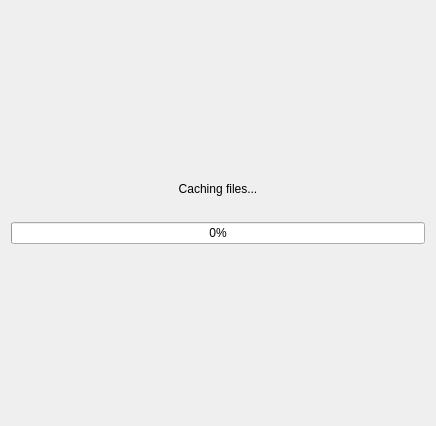
This is Sources/EngineGui/GroBrowser/GroBrowser.ui in SeriousAlexej/Serious-Engine as Qt 5 draws it before an edit. The edited form follows.
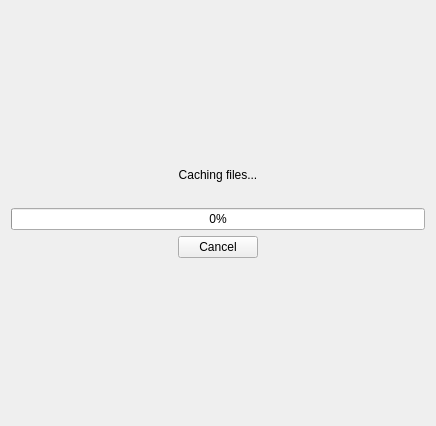
This is the edited form. Icons and pictures are not drawn.

Commit message: Add Cancel button to gro cache builder

What changed in the file:
```diff
--- a/Sources/EngineGui/GroBrowser/GroBrowser.ui
+++ b/Sources/EngineGui/GroBrowser/GroBrowser.ui
@@ -251,6 +251,43 @@
          </property>
         </widget>
        </item>
+       <item>
+        <layout class="QHBoxLayout" name="horizontalLayout_3">
+         <item>
+          <spacer name="horizontalSpacer_3">
+           <property name="orientation">
+            <enum>Qt::Horizontal</enum>
+           </property>
+           <property name="sizeHint" stdset="0">
+            <size>
+             <width>40</width>
+             <height>20</height>
+            </size>
+           </property>
+          </spacer>
+         </item>
+         <item>
+          <widget class="QPushButton" name="buttonCancelCaching">
+           <property name="text">
+            <string>Cancel</string>
+           </property>
+          </widget>
+         </item>
+         <item>
+          <spacer name="horizontalSpacer_2">
+           <property name="orientation">
+            <enum>Qt::Horizontal</enum>
+           </property>
+           <property name="sizeHint" stdset="0">
+            <size>
+             <width>40</width>
+             <height>20</height>
+            </size>
+           </property>
+          </spacer>
+         </item>
+        </layout>
+       </item>
        <item>
         <spacer name="verticalSpacer_2">
          <property name="orientation">
```
The commit also changes 1 other file.
